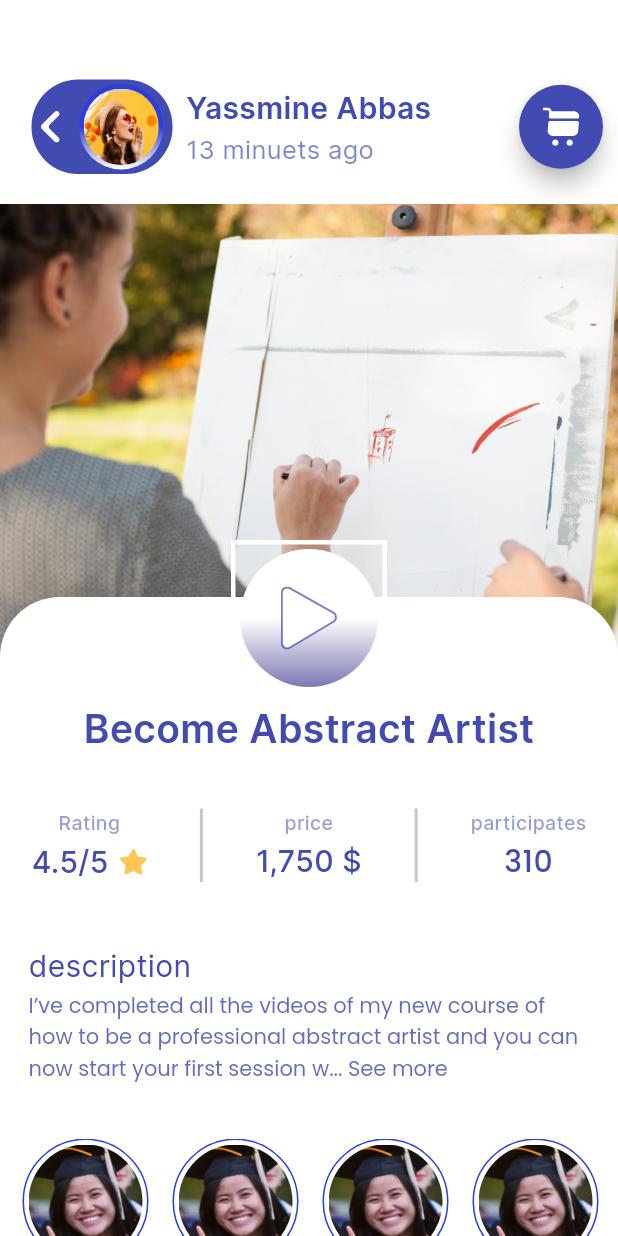
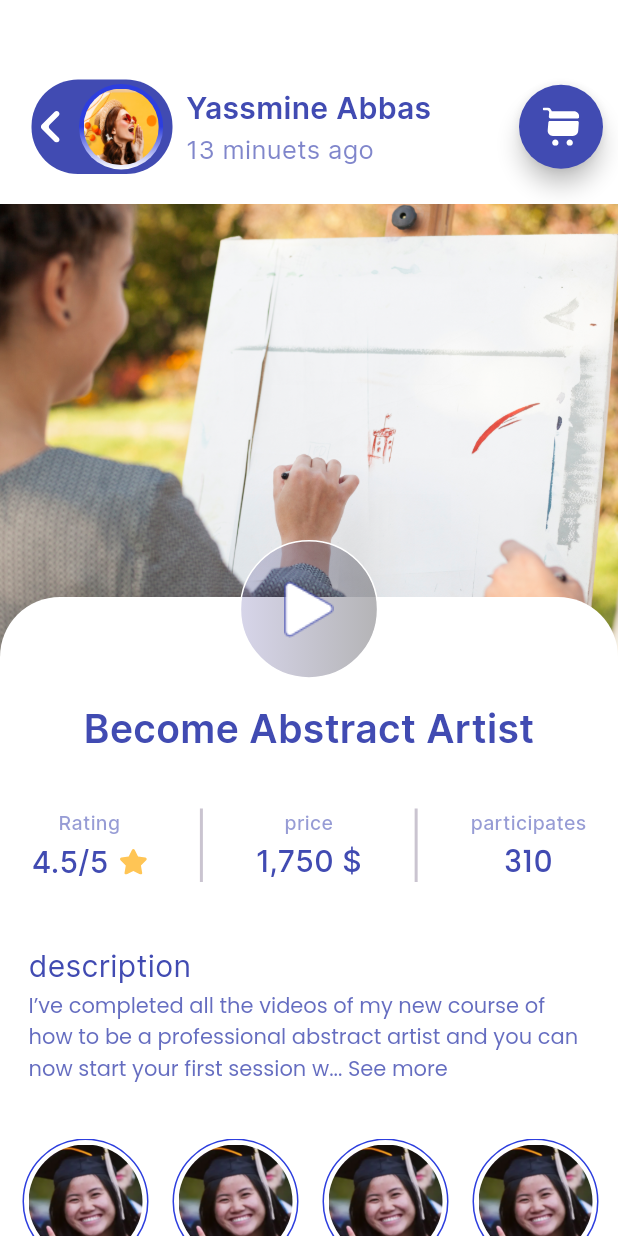
Before and after one commit to Mohamedali0219/done-task, a Flutter app: the CourseDetailsScreen screen opened directly, on a phone screen of 412 x 824 dp. Run offline on Flutter 3.47's test engine with Material 3 defaults, Android fonts, the phone set to English and light mode, and no system bars; drawn by our look-alikes of outline_gradient_button; our stand-ins replace flutter_svg.

Commit message:
changes done

```diff
--- a/lib/image_constant.dart
+++ b/lib/image_constant.dart
@@ -18,7 +18,7 @@ class ImageConstant {
 
   static String imgProfilePicture3 = '$imagePath/img_profile_picture_3.png';
 
-  static String imgRectangle1143 = '$imagePath/img_rectangle_1143.svg';
+  static String imgRectangle1143 = '$imagePath/Rectangle 1143.png';
 
   static String imgCart = '$imagePath/img_cart.svg';
 
--- a/lib/main.dart
+++ b/lib/main.dart
@@ -18,7 +18,7 @@ class MyApp extends StatelessWidget {
   Widget build(BuildContext context) {
     return MaterialApp(
       debugShowCheckedModeBanner: false,
-      home: ContractScreen(),
+      home: CourseDetailsScreen(),
     );
   }
 }
--- a/lib/screen/course_details_screen.dart
+++ b/lib/screen/course_details_screen.dart
@@ -1,4 +1,5 @@
 import 'package:flutter/material.dart';
+import 'package:flutter_svg/flutter_svg.dart';
 import 'package:lojain_s_application2/image_constant.dart';
 import 'package:lojain_s_application2/theme/app_decoration.dart';
 import 'package:lojain_s_application2/theme/font_text_style.dart';
@@ -201,43 +202,7 @@ class CourseDetailsScreen extends StatelessWidget {
                                   ),
                                 ),
                               ),
-                              Align(
-                                alignment: Alignment.topCenter,
-                                child: OutlineGradientButton(
-                                  onTap: () {
-                                    //! video
-                                  },
-                                  padding: EdgeInsets.only(
-                                    left: 3,
-                                    top: 3,
-                                    right: 3,
-                                    bottom: 3,
-                                  ),
-                                  strokeWidth: 3,
-                                  gradient: LinearGradient(
-                                    begin: Alignment(0.5, -0.26),
-                                    end: Alignment(0.5, 1.76),
-                                    colors: [
-                                      AppColorsStyles.white,
-                                      AppColorsStyles.white
-                                    ],
-                                  ),
-                                  corners: Corners(
-                                    topLeft: Radius.circular(46),
-                                    topRight: Radius.circular(46),
-                                    bottomLeft: Radius.circular(46),
-                                    bottomRight: Radius.circular(46),
-                                  ),
-                                  child: CustomIconButton(
-                                    height: 92,
-                                    width: 92,
-                                    padding: EdgeInsets.all(25),
-                                    child: CustomImageView(
-                                      imagePath: ImageConstant.imgRectangle1143,
-                                    ),
-                                  ),
-                                ),
-                              )
+                              CustomPlayButton()
                             ],
                           ),
                         ),
@@ -396,3 +361,32 @@ class CourseDetailsScreen extends StatelessWidget {
     );
   }
 }
+
+class CustomPlayButton extends StatelessWidget {
+  const CustomPlayButton({Key? key, this.onTap}) : super(key: key);
+  final void Function()? onTap;
+  @override
+  Widget build(BuildContext context) {
+    return GestureDetector(
+      onTap: onTap,
+      child: Container(
+          height: 92.42,
+          width: 92.42,
+          decoration: BoxDecoration(
+            gradient: LinearGradient(colors: [
+              Color(0xff8580BE).withOpacity(0.33),
+              Color(0xff1C1B21).withOpacity(0.33),
+            ]),
+            borderRadius: BorderRadius.circular(50),
+            border: Border.all(
+              color: AppColorsStyles.white,
+            ),
+          ),
+          child: SizedBox(
+            width: 32,
+            height: 38,
+            child: Image.asset(ImageConstant.imgRectangle1143),
+          )),
+    );
+  }
+}
```
Also changed, not shown: assets/images/Rectangle 1143.png (added).
